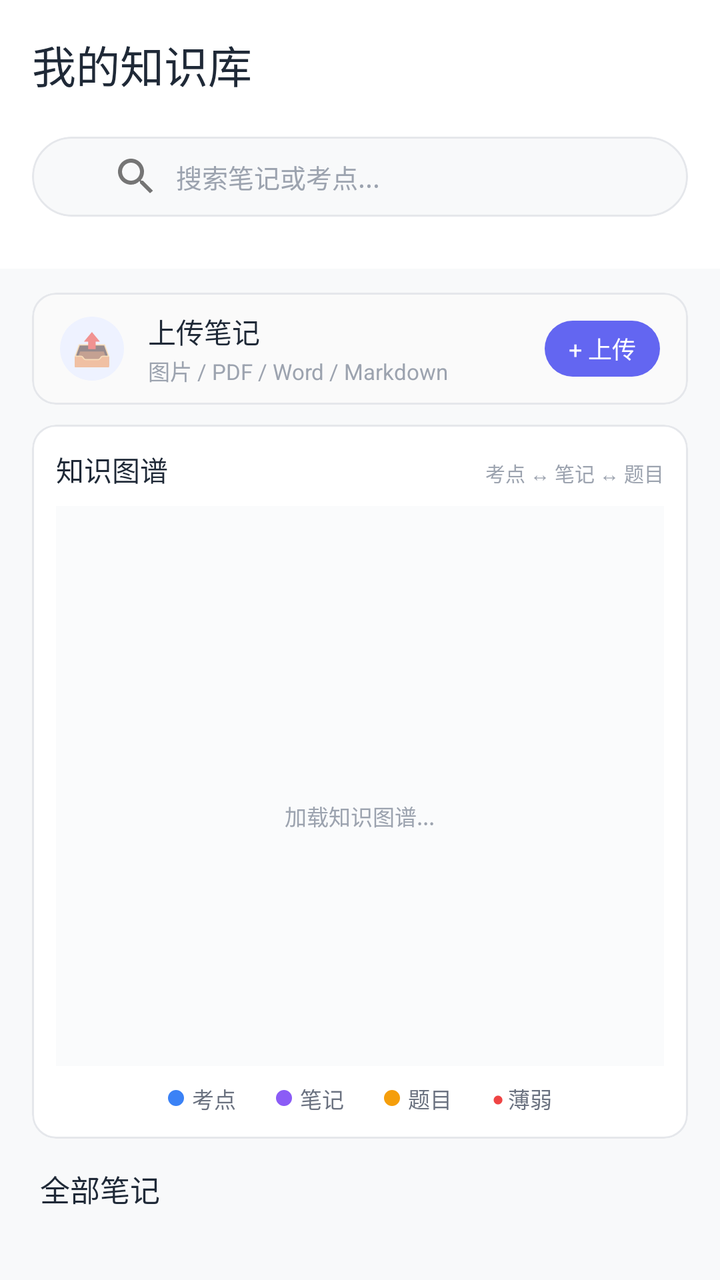
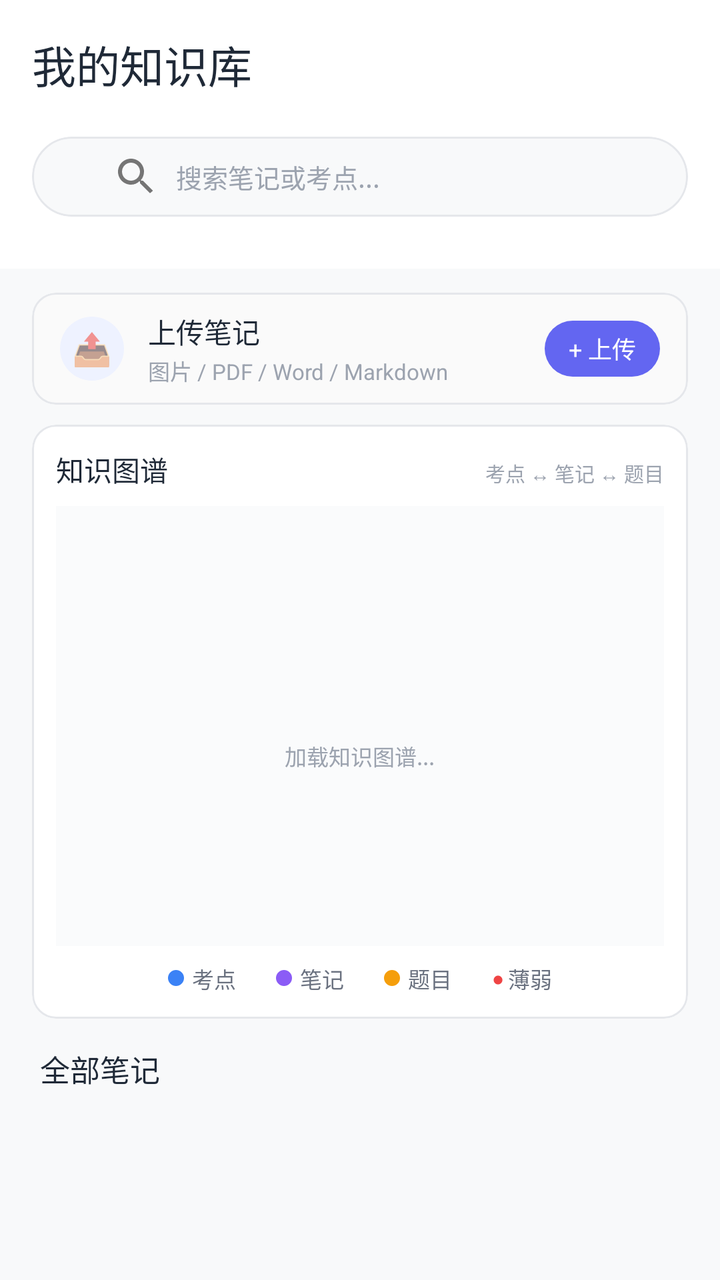

Before-and-after screenshots of an Android layout around one commit, followed by the original layout XML and the change that was made.
<!-- AndroidManifest.xml: application theme AppTheme -->
<!-- res/layout/fragment_knowledge_list.xml -->
<?xml version="1.0" encoding="utf-8"?>
<FrameLayout xmlns:android="http://schemas.android.com/apk/res/android"
    xmlns:app="http://schemas.android.com/apk/res-auto"
    android:layout_width="match_parent"
    android:layout_height="match_parent"
    android:background="@color/gray_bg"
    android:fitsSystemWindows="true">

    <LinearLayout
        android:layout_width="match_parent"
        android:layout_height="match_parent"
        android:orientation="vertical">

        
        <com.google.android.material.card.MaterialCardView
            android:layout_width="match_parent"
            android:layout_height="wrap_content"
            app:cardElevation="0dp"
            app:cardCornerRadius="0dp"
            app:cardBackgroundColor="@color/white"
            android:clickable="false">

            <LinearLayout
                android:layout_width="match_parent"
                android:layout_height="wrap_content"
                android:orientation="vertical"
                android:padding="16dp"
                android:paddingBottom="12dp">

                <TextView
                    android:layout_width="wrap_content"
                    android:layout_height="wrap_content"
                    android:text="我的知识库"
                    android:textSize="22sp"
                    android:textColor="@color/on_surface"
                    android:fontFamily="sans-serif-medium" />

                
                <LinearLayout
                    android:id="@+id/ll_stats"
                    android:layout_width="match_parent"
                    android:layout_height="wrap_content"
                    android:orientation="horizontal"
                    android:layout_marginTop="10dp" />

                
                <com.google.android.material.card.MaterialCardView
                    android:layout_width="match_parent"
                    android:layout_height="40dp"
                    app:cardElevation="0dp"
                    app:strokeWidth="1dp"
                    app:strokeColor="@color/outline"
                    app:cardCornerRadius="20dp"
                    app:cardBackgroundColor="@color/gray_bg"
                    android:layout_marginTop="10dp">

                    <EditText
                        android:id="@+id/et_search"
                        android:layout_width="match_parent"
                        android:layout_height="match_parent"
                        android:background="@null"
                        android:hint="搜索笔记或考点..."
                        android:textSize="13sp"
                        android:textColor="@color/on_surface"
                        android:textColorHint="@color/text_tertiary"
                        android:paddingStart="40dp"
                        android:paddingEnd="12dp"
                        android:maxLines="1"
                        android:inputType="text"
                        android:drawableStart="@drawable/ic_search"
                        android:drawablePadding="8dp"
                        android:gravity="center_vertical" />
                </com.google.android.material.card.MaterialCardView>

                
                <HorizontalScrollView
                    android:layout_width="match_parent"
                    android:layout_height="wrap_content"
                    android:layout_marginTop="10dp"
                    android:scrollbars="none">

                    <LinearLayout
                        android:id="@+id/ll_subject_tabs"
                        android:layout_width="wrap_content"
                        android:layout_height="wrap_content"
                        android:orientation="horizontal" />
                </HorizontalScrollView>
            </LinearLayout>
        </com.google.android.material.card.MaterialCardView>

        
        <com.google.android.material.card.MaterialCardView
            android:id="@+id/card_upload"
            android:layout_width="match_parent"
            android:layout_height="wrap_content"
            app:cardElevation="0dp"
            app:strokeWidth="1dp"
            app:strokeColor="#E5E7EB"
            app:cardCornerRadius="12dp"
            app:cardBackgroundColor="#FAFAFA"
            android:layout_marginHorizontal="16dp"
            android:layout_marginTop="12dp"
            android:clickable="true"
            android:focusable="true"
            android:foreground="?attr/selectableItemBackground">

            <LinearLayout
                android:layout_width="match_parent"
                android:layout_height="wrap_content"
                android:orientation="vertical">

                
                <LinearLayout
                    android:id="@+id/ll_upload_trigger"
                    android:layout_width="match_parent"
                    android:layout_height="56dp"
                    android:orientation="horizontal"
                    android:gravity="center_vertical"
                    android:paddingStart="14dp"
                    android:paddingEnd="14dp">

                    <TextView
                        android:layout_width="32dp"
                        android:layout_height="32dp"
                        android:gravity="center"
                        android:text="📤"
                        android:textSize="16sp"
                        android:background="@drawable/bg_btn_rounded_white"
                        android:backgroundTint="#EEF2FF" />

                    <LinearLayout
                        android:layout_width="0dp"
                        android:layout_height="wrap_content"
                        android:layout_weight="1"
                        android:orientation="vertical"
                        android:layout_marginStart="12dp">

                        <TextView
                            android:layout_width="wrap_content"
                            android:layout_height="wrap_content"
                            android:text="上传笔记"
                            android:textSize="14sp"
                            android:textColor="@color/on_surface"
                            android:fontFamily="sans-serif-medium" />

                        <TextView
                            android:layout_width="wrap_content"
                            android:layout_height="wrap_content"
                            android:text="图片 / PDF / Word / Markdown"
                            android:textSize="11sp"
                            android:textColor="@color/text_tertiary"
                            android:layout_marginTop="1dp" />
                    </LinearLayout>

                    <TextView
                        android:layout_width="wrap_content"
                        android:layout_height="28dp"
                        android:gravity="center"
                        android:paddingHorizontal="12dp"
                        android:text="+ 上传"
                        android:textSize="12sp"
                        android:textColor="@color/white"
                        android:background="@drawable/bg_btn_rounded_white"
                        android:backgroundTint="@color/primary_color" />
                </LinearLayout>

                
                <LinearLayout
                    android:id="@+id/ll_upload_progress"
                    android:layout_width="match_parent"
                    android:layout_height="wrap_content"
                    android:orientation="vertical"
                    android:paddingHorizontal="16dp"
                    android:paddingVertical="12dp"
                    android:visibility="gone">

                    <LinearLayout
                        android:layout_width="match_parent"
                        android:layout_height="wrap_content"
                        android:orientation="horizontal">

                        <TextView
                            android:id="@+id/tv_upload_step"
                            android:layout_width="0dp"
                            android:layout_height="wrap_content"
                            android:layout_weight="1"
                            android:text="上传中..."
                            android:textSize="12sp"
                            android:textColor="@color/on_surface" />

                        <TextView
                            android:id="@+id/tv_upload_progress"
                            android:layout_width="wrap_content"
                            android:layout_height="wrap_content"
                            android:text="0%"
                            android:textSize="11sp"
                            android:textColor="@color/text_tertiary" />
                    </LinearLayout>

                    <ProgressBar
                        android:id="@+id/pb_upload"
                        style="?android:attr/progressBarStyleHorizontal"
                        android:layout_width="match_parent"
                        android:layout_height="3dp"
                        android:layout_marginTop="8dp"
                        android:max="100"
                        android:progress="0" />
                </LinearLayout>
            </LinearLayout>
        </com.google.android.material.card.MaterialCardView>

        
        <com.google.android.material.card.MaterialCardView
            android:layout_width="match_parent"
            android:layout_height="wrap_content"
            app:cardElevation="0dp"
            app:strokeWidth="1dp"
            app:strokeColor="#E5E7EB"
            app:cardCornerRadius="12dp"
            app:cardBackgroundColor="@color/white"
            android:layout_marginHorizontal="16dp"
            android:layout_marginTop="10dp"
            android:clickable="false">

            <LinearLayout
                android:layout_width="match_parent"
                android:layout_height="wrap_content"
                android:orientation="vertical"
                android:padding="12dp">

                <LinearLayout
                    android:layout_width="match_parent"
                    android:layout_height="wrap_content"
                    android:orientation="horizontal">

                    <TextView
                        android:layout_width="0dp"
                        android:layout_height="wrap_content"
                        android:layout_weight="1"
                        android:text="知识图谱"
                        android:textSize="14sp"
                        android:textColor="@color/on_surface"
                        android:fontFamily="sans-serif-medium" />

                    <TextView
                        android:layout_width="wrap_content"
                        android:layout_height="wrap_content"
                        android:text="考点 ↔ 笔记 ↔ 题目"
                        android:textSize="10sp"
                        android:textColor="@color/text_tertiary" />
                </LinearLayout>

                <FrameLayout
                    android:layout_width="match_parent"
                    android:layout_height="280dp"
                    android:layout_marginTop="8dp"
                    android:background="@drawable/bg_card_white"
                    app:cardCornerRadius="12dp">

                    <WebView
                        android:id="@+id/wv_knowledge_graph"
                        android:layout_width="match_parent"
                        android:layout_height="match_parent" />

                    <LinearLayout
                        android:id="@+id/graph_loading_overlay"
                        android:layout_width="match_parent"
                        android:layout_height="match_parent"
                        android:gravity="center"
                        android:orientation="vertical"
                        android:background="#FAFBFC">

                        <ProgressBar
                            android:layout_width="24dp"
                            android:layout_height="24dp"
                            android:indeterminateTint="@color/primary_color" />

                        <TextView
                            android:layout_width="wrap_content"
                            android:layout_height="wrap_content"
                            android:text="加载知识图谱..."
                            android:textSize="11sp"
                            android:textColor="@color/text_tertiary"
                            android:paddingTop="6dp" />
                    </LinearLayout>
                </FrameLayout>

                <LinearLayout
                    android:layout_width="match_parent"
                    android:layout_height="wrap_content"
                    android:orientation="horizontal"
                    android:gravity="center"
                    android:layout_marginTop="8dp">

                    <LinearLayout
                        android:layout_width="wrap_content"
                        android:layout_height="wrap_content"
                        android:orientation="horizontal"
                        android:gravity="center_vertical">

                        <View android:layout_width="8dp" android:layout_height="8dp"
                            android:layout_marginEnd="4dp"
                            android:background="@drawable/bg_dot_blue" />
                        <TextView android:layout_width="wrap_content" android:layout_height="wrap_content"
                            android:text="考点" android:textSize="11sp" android:textColor="@color/gray_text" />
                    </LinearLayout>

                    <LinearLayout
                        android:layout_width="wrap_content"
                        android:layout_height="wrap_content"
                        android:orientation="horizontal"
                        android:gravity="center_vertical"
                        android:layout_marginStart="20dp">

                        <View android:layout_width="8dp" android:layout_height="8dp"
                            android:layout_marginEnd="4dp"
                            android:background="@drawable/bg_dot_purple" />
                        <TextView android:layout_width="wrap_content" android:layout_height="wrap_content"
                            android:text="笔记" android:textSize="11sp" android:textColor="@color/gray_text" />
                    </LinearLayout>

                    <LinearLayout
                        android:layout_width="wrap_content"
                        android:layout_height="wrap_content"
                        android:orientation="horizontal"
                        android:gravity="center_vertical"
                        android:layout_marginStart="20dp">

                        <View android:layout_width="8dp" android:layout_height="8dp"
                            android:layout_marginEnd="4dp"
                            android:background="@drawable/bg_dot_yellow" />
                        <TextView android:layout_width="wrap_content" android:layout_height="wrap_content"
                            android:text="题目" android:textSize="11sp" android:textColor="@color/gray_text" />
                    </LinearLayout>

                    <LinearLayout
                        android:layout_width="wrap_content"
                        android:layout_height="wrap_content"
                        android:orientation="horizontal"
                        android:gravity="center_vertical"
                        android:layout_marginStart="20dp">

                        <TextView android:layout_width="wrap_content" android:layout_height="wrap_content"
                            android:text="●" android:textSize="10sp" android:textColor="@color/red"
                            android:layout_marginEnd="2dp" />
                        <TextView android:layout_width="wrap_content" android:layout_height="wrap_content"
                            android:text="薄弱" android:textSize="11sp" android:textColor="@color/gray_text" />
                    </LinearLayout>
                </LinearLayout>
            </LinearLayout>
        </com.google.android.material.card.MaterialCardView>

        
        <TextView
            android:layout_width="wrap_content"
            android:layout_height="wrap_content"
            android:text="全部笔记"
            android:textSize="15sp"
            android:textColor="@color/on_surface"
            android:fontFamily="sans-serif-medium"
            android:layout_marginStart="20dp"
            android:layout_marginTop="14dp"
            android:layout_marginBottom="2dp" />

        
        <androidx.recyclerview.widget.RecyclerView
            android:id="@+id/rv_notes"
            android:layout_width="match_parent"
            android:layout_height="0dp"
            android:layout_weight="1"
            android:paddingHorizontal="4dp"
            android:paddingBottom="16dp"
            android:clipToPadding="false" />
    </LinearLayout>

</FrameLayout>
<!-- resources referenced by this layout -->
<resources>
  <color name="gray_bg">#F8F9FA</color>
  <color name="gray_text">#6B7280</color>
  <color name="on_surface">#1F2937</color>
  <color name="outline">#E5E7EB</color>
  <color name="primary_color">#6366F1</color>
  <color name="red">#EF4444</color>
  <color name="text_tertiary">#9CA3AF</color>
  <color name="white">#FFFFFF</color>
  <!-- drawable bg_btn_rounded_white (drawable) -->
  <?xml version="1.0" encoding="utf-8"?>
  <shape xmlns:android="http://schemas.android.com/apk/res/android"
      android:shape="rectangle">
      <solid android:color="#FFFFFF" />
      <corners android:radius="18dp" />
  </shape>
  <!-- drawable bg_card_white (drawable) -->
  <?xml version="1.0" encoding="utf-8"?>
  <shape xmlns:android="http://schemas.android.com/apk/res/android" android:shape="rectangle">
      <solid android:color="#FFFFFF" />
      <stroke android:width="1dp" android:color="#F3F4F6" />
      <corners android:radius="16dp" />
  </shape>
  <!-- drawable bg_dot_blue (drawable) -->
  <?xml version="1.0" encoding="utf-8"?>
  <shape xmlns:android="http://schemas.android.com/apk/res/android" android:shape="oval">
      <solid android:color="#3B82F6" />
  </shape>
  <!-- drawable bg_dot_purple (drawable) -->
  <?xml version="1.0" encoding="utf-8"?>
  <shape xmlns:android="http://schemas.android.com/apk/res/android" android:shape="oval">
      <solid android:color="#8B5CF6" />
  </shape>
  <!-- drawable bg_dot_yellow (drawable) -->
  <?xml version="1.0" encoding="utf-8"?>
  <shape xmlns:android="http://schemas.android.com/apk/res/android" android:shape="oval">
      <solid android:color="#F59E0B" />
  </shape>
  <!-- drawable ic_search (drawable) -->
  <vector xmlns:android="http://schemas.android.com/apk/res/android"
      android:width="24dp"
      android:height="24dp"
      android:viewportWidth="24"
      android:viewportHeight="24">
      <path
          android:fillColor="#757575"
          android:pathData="M15.5,14h-0.79l-0.28,-0.27C15.41,12.59 16,11.11 16,9.5 16,5.91 13.09,3 9.5,3S3,5.91 3,9.5 5.91,16 9.5,16c1.61,0 3.09,-0.59 4.23,-1.77l0.27,0.28v0.79l5,4.99L20.49,19l-4.99,-5zM9.5,14C7.01,14 5,11.99 5,9.5S7.01,5 9.5,5 14,7.01 14,9.5 11.99,14 9.5,14z"/>
  </vector>
  <style name="AppTheme" parent="Theme.MaterialComponents.Light.NoActionBar">
          <item name="colorPrimary">@color/primary_color</item>
          <item name="colorPrimaryDark">@color/primary_dark</item>
          <item name="colorAccent">@color/accent_color</item>
          <item name="android:statusBarColor">@color/primary_color</item>
      </style>
  <color name="primary_dark">#4F46E5</color>
  <color name="accent_color">#818CF8</color>
</resources>

<!-- the commit's change to res/layout/fragment_knowledge_list.xml (unified diff, before → after) -->
@@ -252,7 +252,7 @@
 
                 <FrameLayout
                     android:layout_width="match_parent"
-                    android:layout_height="280dp"
+                    android:layout_height="220dp"
                     android:layout_marginTop="8dp"
                     android:background="@drawable/bg_card_white"
                     app:cardCornerRadius="12dp">
